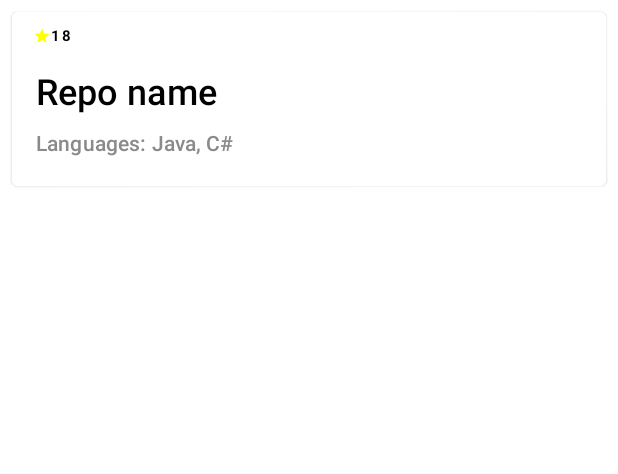
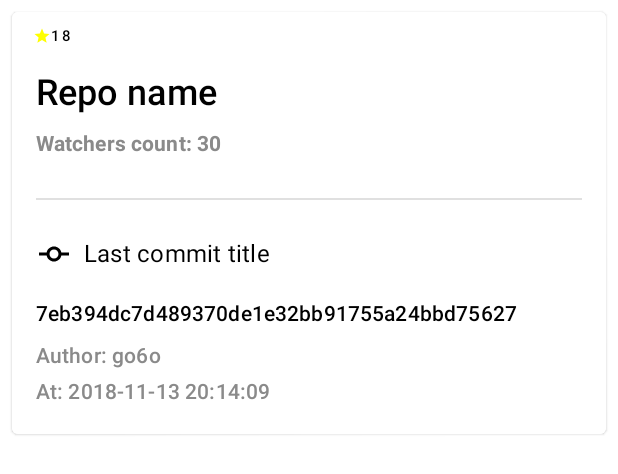
Before and after one commit to GNNikolov/GitViewer, an Android app built with Jetpack Compose: the @Preview function RepositoryListItem, on a phone screen of 412 x 824 dp. Shown: the top 474 px of the screen. Run offline under Robolectric (Android 15) with nearby library versions, the phone set to English and light mode, and no system bars.

Commit message:
Created UI for the last commit of a repository

```diff
--- a/app/src/main/java/com/gnnikolov/gitviewer/ui/list/RepositoryList.kt
+++ b/app/src/main/java/com/gnnikolov/gitviewer/ui/list/RepositoryList.kt
@@ -2,20 +2,20 @@ package com.gnnikolov.gitviewer.ui.list
 
 import androidx.compose.foundation.background
 import androidx.compose.foundation.layout.*
-import androidx.compose.material.Card
-import androidx.compose.material.Icon
-import androidx.compose.material.MaterialTheme
-import androidx.compose.material.Text
+import androidx.compose.material.*
 import androidx.compose.material.icons.Icons
 import androidx.compose.material.icons.filled.Star
 import androidx.compose.runtime.Composable
+import androidx.compose.ui.Alignment
 import androidx.compose.ui.Alignment.Companion.CenterVertically
 import androidx.compose.ui.Modifier
 import androidx.compose.ui.graphics.Color
+import androidx.compose.ui.res.painterResource
 import androidx.compose.ui.text.font.FontWeight
 import androidx.compose.ui.text.style.TextOverflow
 import androidx.compose.ui.tooling.preview.Preview
 import androidx.compose.ui.unit.dp
+import com.gnnikolov.gitviewer.R
 
 @Preview
 @Composable
@@ -46,7 +46,7 @@ fun RepositoryListItem() {
                     modifier = Modifier
                         .align(CenterVertically),
                     style = MaterialTheme.typography.overline,
-                    fontWeight = FontWeight.Bold
+                    fontWeight = FontWeight.SemiBold
                 )
             }
             Text(
@@ -60,10 +60,66 @@ fun RepositoryListItem() {
                 fontWeight = FontWeight.Medium
             )
             Text(
-                text = "Languages: Java, C#",
+                text = "Watchers count: 30",
                 modifier = Modifier
                     .fillMaxWidth()
                     .padding(top = 8.dp)
+                    .padding(horizontal = 16.dp),
+                color = Color(0xFF8A8A8A),
+                style = MaterialTheme.typography.subtitle2,
+                maxLines = 2,
+                overflow = TextOverflow.Ellipsis,
+                fontWeight = FontWeight.Bold
+            )
+            Divider(
+                Modifier
+                    .wrapContentHeight()
+                    .fillMaxWidth()
+                    .padding(horizontal = 16.dp)
+                    .padding(top = 24.dp, bottom = 24.dp)
+            )
+            Row {
+                Icon(
+                    painter = painterResource(id = R.drawable.ic_baseline_commit_24),
+                    modifier = Modifier.padding(start = 16.dp),
+                    contentDescription = null
+                )
+                Text(
+                    text = "Last commit title",
+                    modifier = Modifier
+                        .align(CenterVertically)
+                        .fillMaxWidth()
+                        .padding(start = 8.dp),
+                    style = MaterialTheme.typography.subtitle1,
+                    maxLines = 2,
+                    overflow = TextOverflow.Ellipsis
+                )
+            }
+            Text(
+                text = "7eb394dc7d489370de1e32bb91755a24bbd75627",
+                modifier = Modifier
+                    .fillMaxWidth()
+                    .padding(top = 16.dp)
+                    .padding(horizontal = 16.dp),
+                style = MaterialTheme.typography.subtitle2,
+                maxLines = 1,
+                overflow = TextOverflow.Ellipsis
+            )
+            Text(
+                text = "Author: go6o",
+                modifier = Modifier
+                    .fillMaxWidth()
+                    .padding(top = 4.dp)
+                    .padding(horizontal = 16.dp),
+                color = Color(0xFF8A8A8A),
+                style = MaterialTheme.typography.subtitle2,
+                maxLines = 2,
+                overflow = TextOverflow.Ellipsis
+            )
+            Text(
+                text = "At: 2018-11-13 20:14:09",
+                modifier = Modifier
+                    .fillMaxWidth()
                     .padding(horizontal = 16.dp)
                     .padding(bottom = 16.dp),
                 color = Color(0xFF8A8A8A),
--- /dev/null
+++ b/app/src/main/res/drawable/ic_baseline_commit_24.xml
@@ -0,0 +1,5 @@
+<vector android:height="24dp" android:tint="#000000"
+    android:viewportHeight="24" android:viewportWidth="24"
+    android:width="24dp" xmlns:android="http://schemas.android.com/apk/res/android">
+    <path android:fillColor="@android:color/white" android:pathData="M16.9,11L16.9,11c-0.46,-2.28 -2.48,-4 -4.9,-4s-4.44,1.72 -4.9,4h0H2v2h5.1h0c0.46,2.28 2.48,4 4.9,4s4.44,-1.72 4.9,-4h0H22v-2H16.9zM12,15c-1.66,0 -3,-1.34 -3,-3s1.34,-3 3,-3s3,1.34 3,3S13.66,15 12,15z"/>
+</vector>
```
